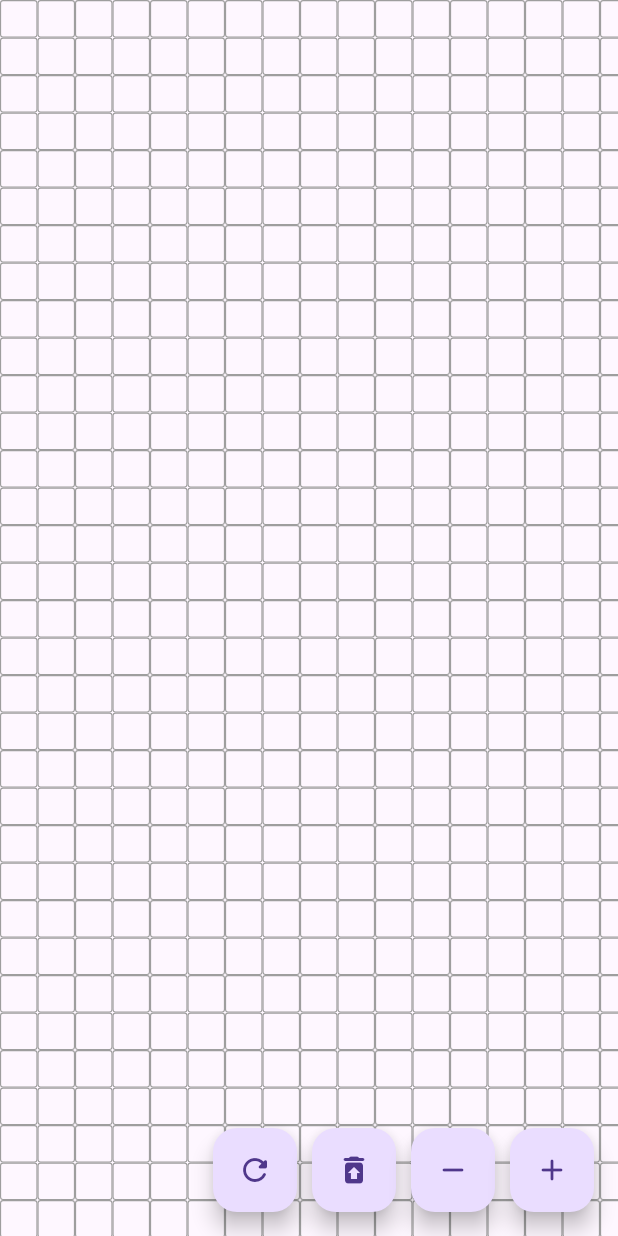
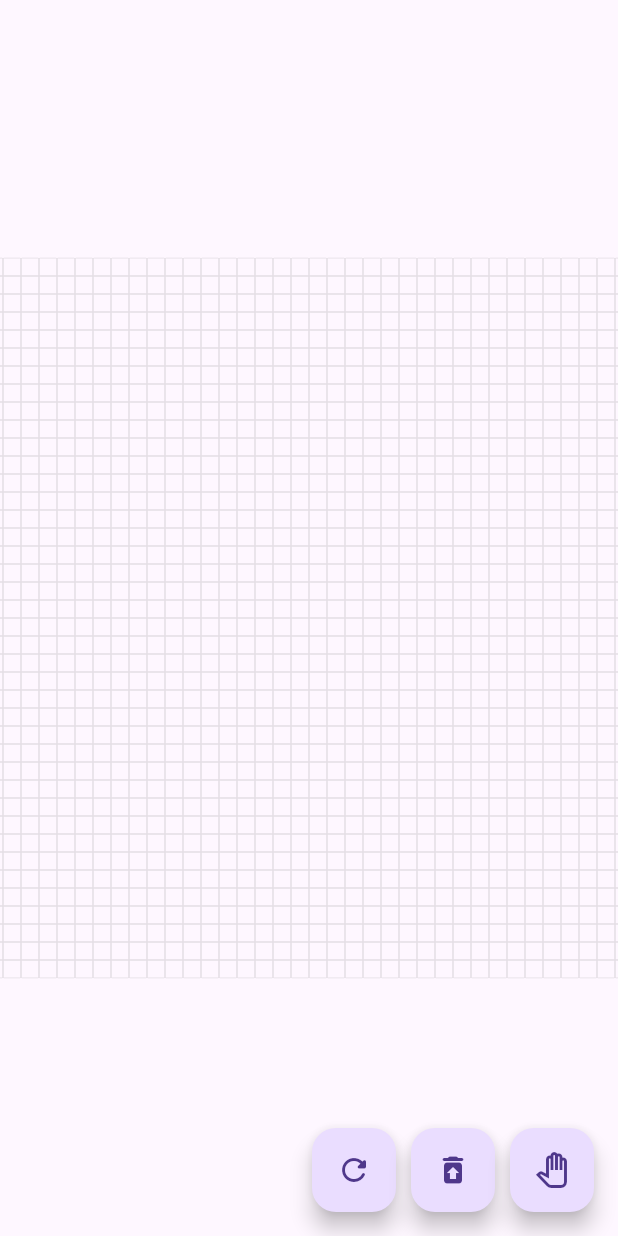
Before and after one commit to zTomz/game_of_life, a Flutter app: the screen it shows after launch, after a tap on the "restore from trash" icon, on a phone screen of 412 x 824 dp. Run offline on Flutter 3.47's test engine with Material 3 defaults, Android fonts, the phone set to English and light mode, and no system bars.

Commit message:
Support dragging + center game on screen

```diff
--- a/lib/constants.dart
+++ b/lib/constants.dart
@@ -1,3 +1,4 @@
-const double kCellSize = 25.0;
-const int kCellCount = 10000;
-const int kMaxCellsPerRow = 80;
+const double kCellSize = 12;
+const int kCellCount = kRowCount * kColCount;
+const int kColCount = 60;
+const int kRowCount = 40;
--- a/lib/game_page.dart
+++ b/lib/game_page.dart
@@ -17,8 +17,8 @@ class _GamePageState extends State<GamePage> {
   // ignore: prefer_final_fields
   List<Offset> _lastUpdatedOffsets = [];
 
-  // ignore: prefer_final_fields
-  double _zoomFactor = 1.0;
+  bool _panEnabled = false;
+  Offset _panOffset = Offset.zero;
 
   @override
   void initState() {
@@ -50,45 +50,48 @@ class _GamePageState extends State<GamePage> {
           FloatingActionButton(
             onPressed: () {
               setState(() {
-                _zoomFactor -= 0.05;
+                _panEnabled = !_panEnabled;
               });
             },
-            child: const Icon(Icons.remove_rounded),
-          ),
-          const SizedBox(width: 10),
-          FloatingActionButton(
-            onPressed: () {
-              setState(() {
-                _zoomFactor += 0.05;
-              });
-            },
-            child: const Icon(Icons.add_rounded),
+            child: Icon(_panEnabled ? Icons.pan_tool : Icons.pan_tool_outlined),
           ),
         ],
       ),
-      body: GestureDetector(
+      body: InteractiveViewer(
+        minScale: 0.1,
+        maxScale: 20.0,
+        child: GestureDetector(
           onPanDown: (details) {
-          Offset pos = details.localPosition / kCellSize / _zoomFactor;
+            if (_panEnabled) return;
+
+            Offset pos = (details.localPosition - _panOffset) / kCellSize;
             pos = Offset(pos.dx.floorToDouble(), pos.dy.floorToDouble());
+
+            if (!_cells.containsKey(pos)) return;
 
             _lastUpdatedOffsets.add(pos);
 
-          if (!_cells.containsKey(pos)) return;
             setState(() {
               _cells[pos] = !_cells[pos]!;
             });
           },
           onPanUpdate: (details) {
-          Offset pos = details.localPosition / kCellSize / _zoomFactor;
-          pos = Offset(pos.dx.floorToDouble(), pos.dy.floorToDouble());
+            if (_panEnabled) {
+              setState(() {
+                _panOffset += details.delta;
+              });
 
-          if (_lastUpdatedOffsets.contains(pos)) {
               return;
             }
 
+            Offset pos = (details.localPosition - _panOffset) / kCellSize;
+            pos = Offset(pos.dx.floorToDouble(), pos.dy.floorToDouble());
+
+            if (_lastUpdatedOffsets.contains(pos)) return;
+            if (!_cells.containsKey(pos)) return;
+
             _lastUpdatedOffsets.add(pos);
 
-          if (!_cells.containsKey(pos)) return;
             setState(() {
               _cells[pos] = !_cells[pos]!;
             });
@@ -96,9 +99,8 @@ class _GamePageState extends State<GamePage> {
           onPanEnd: (_) => _lastUpdatedOffsets.clear(),
           child: Stack(
             fit: StackFit.expand,
-          children: [
-            ..._buildCells(),
-          ],
+            children: _buildCells(),
+          ),
         ),
       ),
     );
@@ -111,7 +113,7 @@ class _GamePageState extends State<GamePage> {
       (index) {
         pos = pos.translate(1, 0);
 
-        if (pos.dx > kMaxCellsPerRow - 1) {
+        if (pos.dx > kColCount - 1) {
           pos = Offset(0, pos.dy + 1);
         }
 
@@ -127,6 +129,20 @@ class _GamePageState extends State<GamePage> {
   Future<void> initGame() async {
     _cells = await Isolate.run<Map<Offset, bool>>(() => resetGame());
 
+    // Center the game on the screen
+    if (context.mounted) {
+      // Calculate the size of the cells stack
+      const cellStack = Size(kCellSize * kColCount, kCellSize * kRowCount);
+      // We ignore, because we know that context is mounted, but the analyzer don't
+      // ignore: use_build_context_synchronously
+      final screenSize = MediaQuery.sizeOf(context);
+
+      _panOffset = Offset(
+        (screenSize.width - cellStack.width) / 2,
+        (screenSize.height - cellStack.height) / 2,
+      );
+    }
+
     setState(() {});
   }
 
@@ -137,8 +153,8 @@ class _GamePageState extends State<GamePage> {
       cells.add(
         CellWidget(
           position: cell.key,
+          panOffset: _panOffset,
           alive: cell.value,
-          zoomFactor: _zoomFactor,
         ),
       );
     }
--- a/lib/widgets/cell_widget.dart
+++ b/lib/widgets/cell_widget.dart
@@ -3,14 +3,14 @@ import 'package:game_of_life/constants.dart';
 
 class CellWidget extends StatefulWidget {
   final Offset position;
+  final Offset panOffset;
   final bool alive;
-  final double zoomFactor;
 
   const CellWidget({
     super.key,
     required this.position,
+    required this.panOffset,
     required this.alive,
-    required this.zoomFactor,
   });
 
   @override
@@ -23,24 +23,24 @@ class _CellWidgetState extends State<CellWidget> {
   @override
   Widget build(BuildContext context) {
     return Positioned(
-      top: widget.position.dy * widget.zoomFactor * kCellSize,
-      left: widget.position.dx * widget.zoomFactor * kCellSize,
+      top: widget.position.dy *  kCellSize + widget.panOffset.dy,
+      left: widget.position.dx * kCellSize + widget.panOffset.dx,
       child: MouseRegion(
         onEnter: (_) => setState(() => _hovered = true),
         onExit: (_) => setState(() => _hovered = false),
         child: Container(
-          width: kCellSize * widget.zoomFactor,
-          height: kCellSize * widget.zoomFactor,
+          width: kCellSize,
+          height: kCellSize,
           decoration: BoxDecoration(
             color: widget.alive
                 ? Colors.black
                 : _hovered
                     ? Colors.grey
                     : Colors.transparent,
-            borderRadius: BorderRadius.circular(2 * widget.zoomFactor),
+            borderRadius: BorderRadius.circular(0.75),
             border: Border.all(
               color: Colors.grey,
-              width: 0.75 * widget.zoomFactor,
+              width: 0.15,
             ),
           ),
         ),
```
Lines whose indentation alone changed are shown as unchanged.
